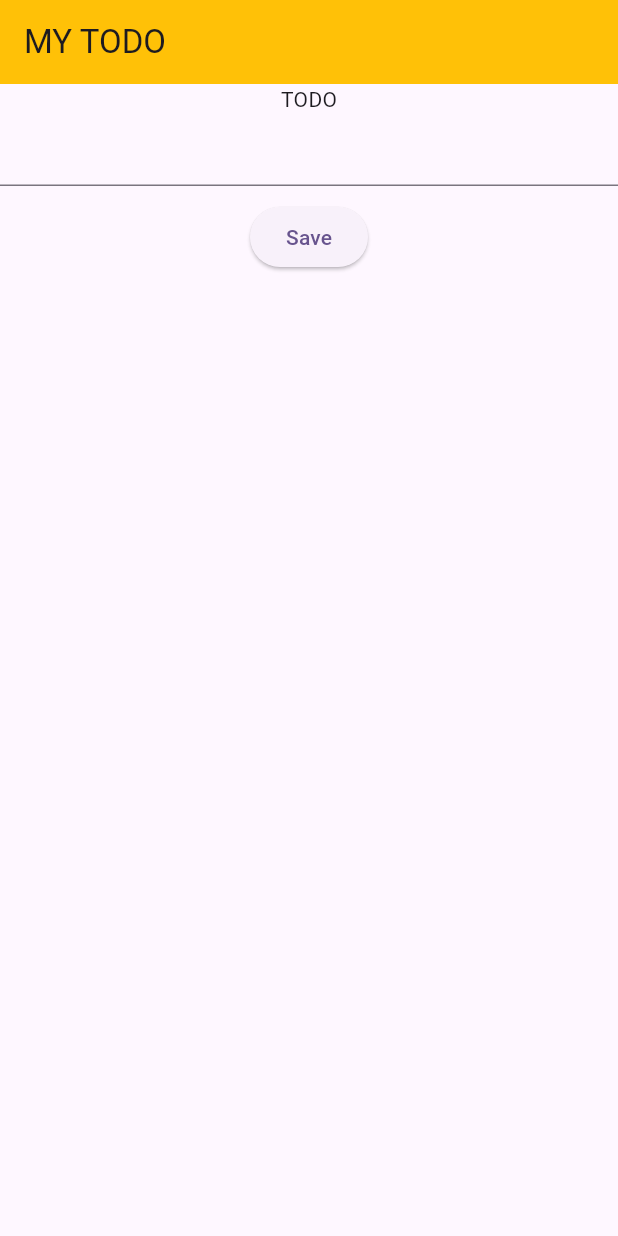
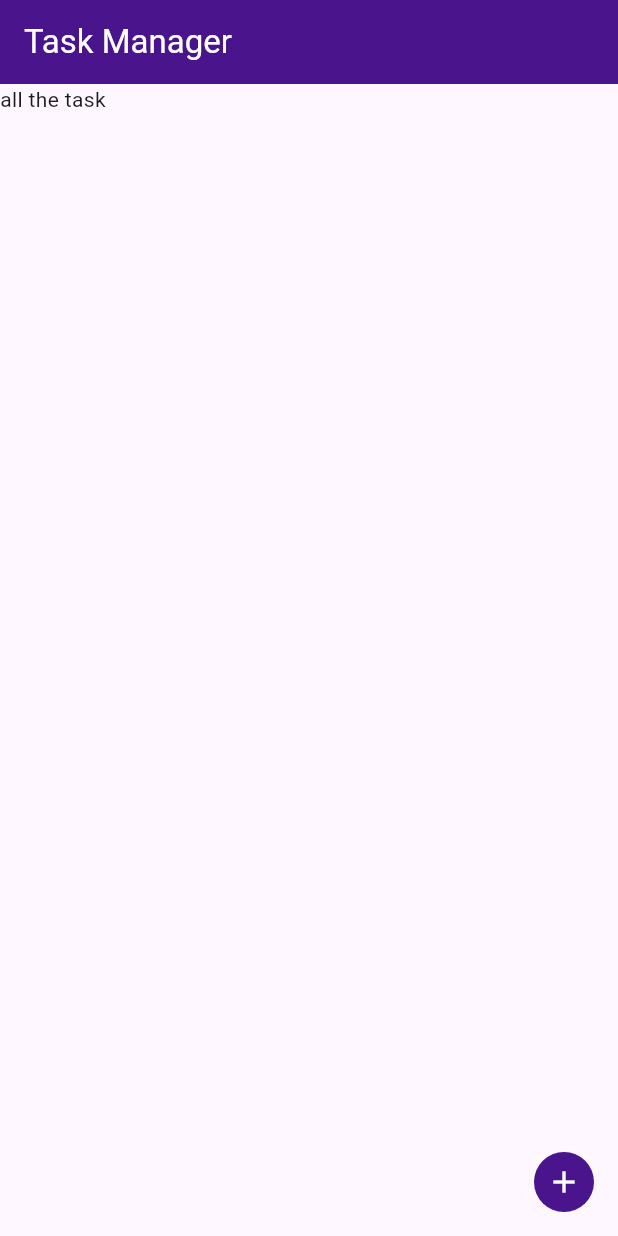
Before and after one commit to gnongkynrih/todo, a Flutter app: the screen it shows after launch, on a phone screen of 412 x 824 dp. Run offline on Flutter 3.47's test engine with Material 2 defaults, Android fonts, the phone set to English and light mode, and no system bars; our stand-ins replace quickalert; missing offline and left inert: animated_snack_bar.

Commit message:
list task

```diff
--- /dev/null
+++ b/lib/listtask.dart
@@ -0,0 +1,37 @@
+import 'package:flutter/material.dart';
+import 'package:todo/mytodo.dart';
+
+class ListTask extends StatefulWidget {
+  const ListTask({super.key});
+
+  @override
+  State<ListTask> createState() => _ListTaskState();
+}
+
+class _ListTaskState extends State<ListTask> {
+  @override
+  Widget build(BuildContext context) {
+    return Scaffold(
+      appBar: AppBar(
+        title: const Text(
+          'Task Manager',
+          style: TextStyle(color: Colors.white),
+        ),
+        backgroundColor: Colors.purple.shade900,
+      ),
+      body: const Text('all the task'),
+      floatingActionButton: CircleAvatar(
+        backgroundColor: Colors.purple.shade900,
+        child: IconButton(
+            onPressed: () {
+              Navigator.push(context,
+                  MaterialPageRoute(builder: (builder) => const MyToDo()));
+            },
+            icon: const Icon(
+              Icons.add,
+              color: Colors.white,
+            )),
+      ),
+    );
+  }
+}
--- a/lib/main.dart
+++ b/lib/main.dart
@@ -1,4 +1,5 @@
 import 'package:flutter/material.dart';
+import 'package:todo/listtask.dart';
 import 'package:todo/mytodo.dart';
 
 void main() {
@@ -32,6 +33,6 @@ class MyApp extends StatelessWidget {
           colorScheme: ColorScheme.fromSeed(seedColor: Colors.deepPurple),
           useMaterial3: true,
         ),
-        home: const MyToDo());
+        home: const ListTask());
   }
 }
--- /dev/null
+++ b/lib/taskmodel.dart
@@ -0,0 +1,8 @@
+class TaskModel {
+  String task;
+  bool isCompleted;
+
+  TaskModel({required this.isCompleted, required this.task});
+}
+
+List<TaskModel> tasks = [];
```
Also changed, not shown: lib/mytodo.dart (+11 -0 lines).
